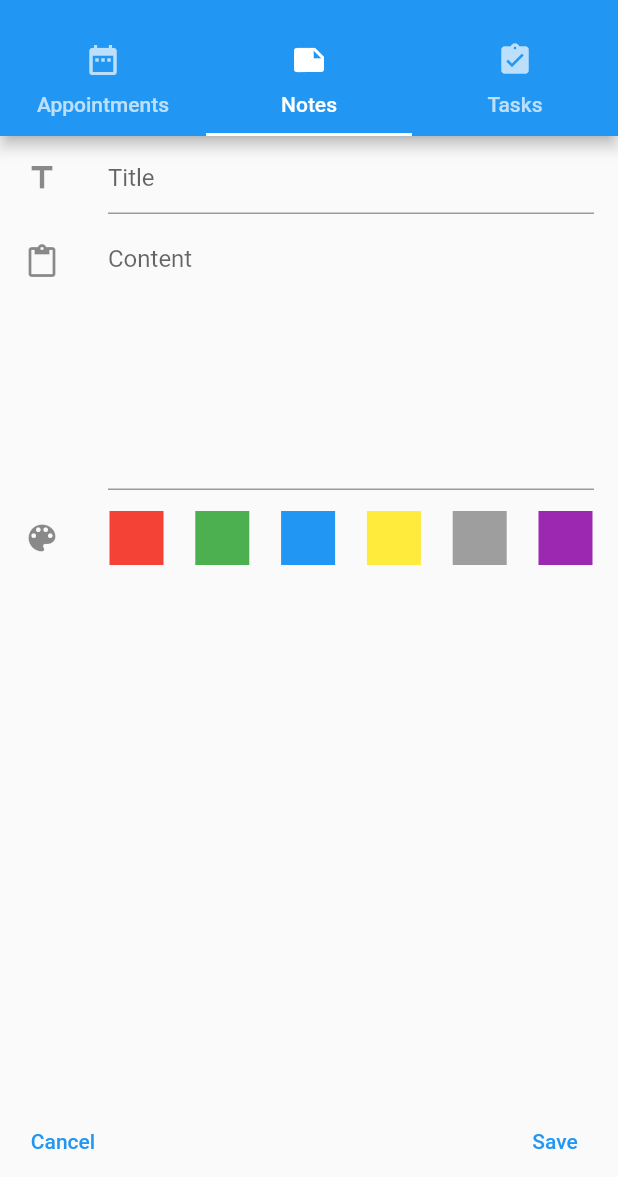
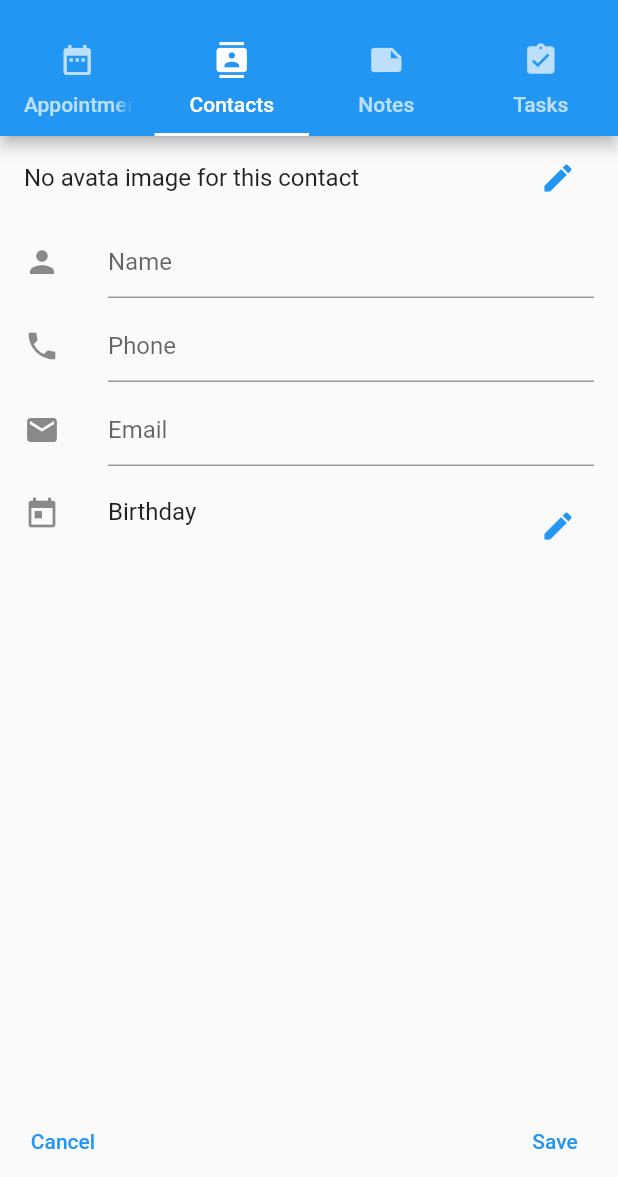
Before and after one commit to EvgeniySeletkov/flutter_book, a Flutter app: the screen it shows after launch, tab 2 chosen, after a tap on the "add" icon, on a phone screen of 412 x 824 dp, the part 59-1236 px from its top. Run offline on Flutter 3.47's test engine with Material 2 defaults, Android fonts, the phone set to English and light mode, and no system bars; our stand-ins replace flutter_calendar_carousel, flutter_slidable, image_picker, sqflite; accounts and stored records are empty.

Commit message:
Added Contacts page.

```diff
--- /dev/null
+++ b/lib/contacts/Contacts.dart
@@ -0,0 +1,28 @@
+import 'package:flutter/material.dart';
+import 'package:scoped_model/scoped_model.dart';
+import 'ContactsDBWorker.dart';
+import 'ContactsEntry.dart';
+import 'ContactsList.dart';
+import 'ContactsModel.dart' show ContactsModel, contactsModel;
+
+class Contacts extends StatelessWidget {
+  Contacts() {
+    contactsModel.loadData("contacts", ContactsDBWorker.db);
+  }
+
+  @override
+  Widget build(BuildContext context) {
+    return ScopedModel<ContactsModel>(
+      model: contactsModel,
+      child: ScopedModelDescendant<ContactsModel>(
+        builder: (BuildContext context, Widget? inChild, ContactsModel inModel) {
+          return IndexedStack(
+            index: inModel.stackIndex,
+            children: [ContactsList(), ContactsEntry()],
+          );
+        },
+      ),
+    );
+  }
+
+}
--- /dev/null
+++ b/lib/contacts/ContactsDBWorker.dart
@@ -0,0 +1,103 @@
+import 'package:sqflite/sqflite.dart';
+import 'package:path/path.dart';
+import 'package:flutter_book/utils.dart' as utils;
+import 'ContactsModel.dart';
+
+class ContactsDBWorker {
+  ContactsDBWorker._();
+  static final ContactsDBWorker db = ContactsDBWorker._();
+
+  Database? _db;
+  Future get database async {
+    if (_db == null) {
+      _db = await init();
+    }
+    return _db;
+  }
+
+  Future<Database> init() async {
+    var path = join(utils.docDir!.path, "contacts.db");
+    var db = await openDatabase(
+        path,
+        version: 1,
+        onOpen: (db) { },
+        onCreate: (Database inDB, int inVersion) async {
+          await inDB.execute(
+              "CREATE TABLE IF NOT EXISTS contacts ("
+                  "id INTEGER PRIMARY KEY,"
+                  "name TEXT,"
+                  "email TEXT,"
+                  "phone TEXT,"
+                  "birthday TEXT"
+                  ")"
+          );
+        }
+    );
+    return db;
+  }
+
+  Contact contactFromMap(Map inMap) {
+    return Contact()
+      ..id = inMap["id"]
+      ..name = inMap["name"]
+      ..phone = inMap["phone"]
+      ..email = inMap["email"]
+      ..birthday = inMap["birthday"];
+  }
+
+  Map<String, dynamic> contactToMap(Contact inContact) {
+    return Map<String, dynamic>()
+      ..["id"] = inContact.id
+      ..["name"] = inContact.name
+      ..["phone"] = inContact.phone
+      ..["email"] = inContact.email
+      ..["birthday"] = inContact.birthday;
+  }
+
+  Future create(Contact inContact) async {
+    Database db = await database;
+    var value = await db.rawQuery(
+        "SELECT MAX(id) + 1 AS id FROM contacts"
+    );
+    int? id = value.first["id"] as int?;
+    if(id == null) {
+      id = 1;
+    }
+
+    return await db.rawInsert(
+        "INSERT INTO contacts (id, name, phone, email, birthday) "
+            "VALUES (?, ?, ?, ?, ?)",
+        [id, inContact.name, inContact.phone, inContact.email, inContact.birthday]
+    );
+  }
+
+  Future<Contact> get(int inID) async {
+    Database db = await database;
+    var rec = await db.query(
+        "contacts", where: "id = ?", whereArgs: [inID]
+    );
+    return contactFromMap(rec.first);
+  }
+
+  Future<List> getAll() async {
+    Database db = await database;
+    var recs = await db.query("contacts");
+    return recs.isNotEmpty
+        ? recs.map((m) => contactFromMap(m)).toList()
+        : [];
+  }
+
+  Future update(Contact inContact) async {
+    Database db = await database;
+    return await db.update("contacts", contactToMap(inContact),
+        where: "id = ?", whereArgs: [inContact.id]
+    );
+  }
+
+  Future delete(int inID) async {
+    Database db = await database;
+    return await db.delete(
+        "contacts", where: "id = ?", whereArgs: [inID]
+    );
+  }
+}
--- /dev/null
+++ b/lib/contacts/ContactsEntry.dart
@@ -0,0 +1,220 @@
+import 'dart:io';
+import 'package:flutter_book/contacts/ContactsDBWorker.dart';
+import 'package:image_picker/image_picker.dart';
+import 'package:path/path.dart';
+import 'package:flutter/material.dart';
+import 'package:scoped_model/scoped_model.dart';
+import 'ContactsModel.dart' show ContactsModel, contactsModel;
+import 'package:flutter_book/utils.dart' as utils;
+
+class ContactsEntry extends StatelessWidget {
+  final TextEditingController _nameEditingController = TextEditingController();
+  final TextEditingController _phoneEditingController = TextEditingController();
+  final TextEditingController _emailEditingController = TextEditingController();
+  final GlobalKey<FormState> _formKey = GlobalKey<FormState>();
+
+  ContactsEntry() {
+    _nameEditingController.addListener(() {
+      contactsModel.entityBeingEdited.name = _nameEditingController.text;
+    });
+    _phoneEditingController.addListener(() {
+      contactsModel.entityBeingEdited.phone = _phoneEditingController.text;
+    });
+    _emailEditingController.addListener(() {
+      contactsModel.entityBeingEdited.email = _emailEditingController.text;
+    });
+  }
+
+  @override
+  Widget build(BuildContext context) {
+    _nameEditingController.text = contactsModel.entityBeingEdited.name ?? "";
+    _phoneEditingController.text = contactsModel.entityBeingEdited.phone ?? "";
+    _emailEditingController.text = contactsModel.entityBeingEdited.email ?? "";
+
+    return ScopedModel(
+      model: contactsModel,
+      child: ScopedModelDescendant<ContactsModel>(
+        builder: (BuildContext context, Widget? child, ContactsModel model) {
+          var avatarFile = File(join(utils.docDir!.path, "avatar"));
+          if (!avatarFile.existsSync()
+            && model.entityBeingEdited != null
+            && model.entityBeingEdited.id != null
+          ) {
+            avatarFile = File(join(utils.docDir!.path, model.entityBeingEdited.id.toString()));
+          }
+          return Scaffold(
+            body: Form(
+              key: _formKey,
+              child: ListView(
+                children: [
+                  ListTile(
+                    title: avatarFile.existsSync()
+                      ? Image.file(avatarFile)
+                      : Text("No avata image for this contact"),
+                    trailing: IconButton(
+                      icon: Icon(Icons.edit),
+                      color: Colors.blue,
+                      onPressed: () {
+                        _selectAvatar(context);
+                      },
+                    ),
+                  ),
+                  ListTile(
+                    leading: Icon(Icons.person),
+                    title: TextFormField(
+                      decoration: InputDecoration(hintText: "Name"),
+                      controller: _nameEditingController,
+                      validator: (String? value) {
+                        if (value?.length == 0) {
+                          return "Please enter a name";
+                        }
+                        return null;
+                      },
+                    ),
+                  ),
+                  ListTile(
+                    leading: Icon(Icons.phone),
+                    title: TextFormField(
+                      keyboardType: TextInputType.phone,
+                      decoration: InputDecoration(hintText: "Phone"),
+                      controller: _phoneEditingController,
+                    ),
+                  ),
+                  ListTile(
+                    leading: Icon(Icons.email),
+                    title: TextFormField(
+                      keyboardType: TextInputType.emailAddress,
+                      decoration: InputDecoration(hintText: "Email"),
+                      controller: _emailEditingController,
+                    ),
+                  ),
+                  ListTile(
+                    leading: Icon(Icons.today),
+                    title: Text("Birthday"),
+                    subtitle: Text(contactsModel.chosenDate == null
+                      ? ""
+                      : contactsModel.chosenDate!),
+                    trailing: IconButton(
+                      icon: Icon(Icons.edit),
+                      color: Colors.blue,
+                      onPressed: () async {
+                        var chosenDate = await utils.selectDate(
+                            context,
+                            contactsModel,
+                            contactsModel.entityBeingEdited.birthday);
+                        if (chosenDate != null) {
+                          contactsModel.entityBeingEdited.birthday = chosenDate;
+                        }
+                      },
+                    ),
+                  ),
+                ],
+              ),
+            ),
+            bottomNavigationBar: Padding(
+              padding: EdgeInsets.symmetric(
+                vertical: 0,
+                horizontal: 10,
+              ),
+              child: Row(
+                children: [
+                  TextButton(
+                    child: Text("Cancel"),
+                    onPressed: () {
+                      var avatarFile = File(join(utils.docDir!.path, "avatar"));
+                      if (avatarFile.existsSync()) {
+                        avatarFile.deleteSync();
+                      }
+                      FocusScope.of(context).requestFocus(FocusNode());
+                      model.setStackIndex(0);
+                    },
+                  ),
+                  Spacer(),
+                  TextButton(
+                    child: Text("Save"),
+                    onPressed: () {
+                      _save(context, model);
+                    },
+                  ),
+                ],
+              ),
+            ),
+          );
+        },
+      ),
+    );
+  }
+
+  Future _save(BuildContext context, ContactsModel model) async {
+    if (!_formKey.currentState!.validate()){
+      return;
+    }
+    int? id;
+    if (model.entityBeingEdited.id == null) {
+      id = await ContactsDBWorker.db.create(contactsModel.entityBeingEdited);
+    }
+    else {
+      id = await ContactsDBWorker.db.update(contactsModel.entityBeingEdited);
+    }
+
+    var avatarFile = File(join(utils.docDir!.path, "avatar"));
+    if (avatarFile.existsSync()) {
+      avatarFile.renameSync(join(utils.docDir!.path, id.toString()));
+    }
+
+    contactsModel.loadData("contacts", ContactsDBWorker.db);
+
+    model.setStackIndex(0);
+    ScaffoldMessenger.of(context).showSnackBar(
+        SnackBar(
+          backgroundColor: Colors.green,
+          duration: Duration(seconds: 2),
+          content: Text("Notes saved"),
+        )
+    );
+  }
+
+  Future _selectAvatar(BuildContext context) {
+    return showDialog(
+      context: context,
+      builder: (BuildContext dialogContext) {
+        return AlertDialog(
+          content: SingleChildScrollView(
+            child: ListBody(
+              children: [
+                GestureDetector(
+                  child: Text("Take a picture"),
+                  onTap: () async {
+                    var cameraImage = await ImagePicker().pickImage(
+                      source: ImageSource.camera,
+                    );
+                    if (cameraImage != null) {
+                      var imageFile = File(cameraImage.path);
+                      imageFile.copySync(join(utils.docDir!.path, "avatar"));
+                      contactsModel.triggerRebuild();
+                    }
+                    Navigator.of(dialogContext).pop();
+                  },
+                ),
+                GestureDetector(
+                  child: Text("Select From Gallery"),
+                  onTap: () async {
+                    var galleryImage = await ImagePicker().pickImage(
+                      source: ImageSource.gallery,
+                    );
+                    if (galleryImage != null) {
+                      var imageFile = File(galleryImage.path);
+                      imageFile.copySync(join(utils.docDir!.path, "avatar"));
+                      contactsModel.triggerRebuild();
+                    }
+                    Navigator.of(dialogContext).pop();
+                  },
+                ),
+              ],
+            ),
+          ),
+        );
+      }
+    );
+  }
+}
--- /dev/null
+++ b/lib/contacts/ContactsList.dart
@@ -0,0 +1,147 @@
+import 'dart:io';
+import 'package:flutter_book/contacts/ContactsDBWorker.dart';
+import 'package:flutter_slidable/flutter_slidable.dart';
+import 'package:intl/intl.dart';
+import 'package:path/path.dart';
+import 'package:flutter/material.dart';
+import 'package:scoped_model/scoped_model.dart';
+import 'ContactsModel.dart' show Contact, ContactsModel, contactsModel;
+import 'package:flutter_book/utils.dart' as utils;
+
+class ContactsList extends StatelessWidget {
+  @override
+  Widget build(BuildContext context) {
+    return ScopedModel(
+      model: contactsModel,
+      child: ScopedModelDescendant<ContactsModel>(
+        builder: (BuildContext context, Widget? inChild, ContactsModel model) {
+          return Scaffold(
+            floatingActionButton: FloatingActionButton(
+              child: Icon(
+                Icons.add,
+                color: Colors.white,
+              ),
+              onPressed: () async {
+                var avatarFile = File(join(utils.docDir!.path, "avatar"));
+                if (avatarFile.existsSync()) {
+                  avatarFile.deleteSync();
+                }
+                contactsModel.entityBeingEdited = Contact();
+                contactsModel.setChosenDate(null);
+                contactsModel.setStackIndex(1);
+              },
+            ),
+            body: ListView.builder(
+              itemCount: contactsModel.entityList.length,
+              itemBuilder: (BuildContext context, int index) {
+                Contact contact = contactsModel.entityList[index];
+                var avatarFile = File(join(utils.docDir!.path, contact.id.toString()));
+                bool avataFileExists = avatarFile.existsSync();
+                return Column(
+                  children: [
+                    Slidable(
+                      endActionPane: ActionPane(
+                        motion: DrawerMotion(),
+                        extentRatio: 0.25,
+                        children: [
+                          SlidableAction(
+                            label: "Delete",
+                            backgroundColor: Colors.red,
+                            icon: Icons.delete,
+                            onPressed: (BuildContext context) {
+                              _deleteContact(context, contact);
+                            },
+                          ),
+                        ],
+                      ),
+                      child: ListTile(
+                        leading: CircleAvatar(
+                          backgroundColor: Colors.indigoAccent,
+                          foregroundColor: Colors.white,
+                          backgroundImage: avataFileExists
+                            ? FileImage(avatarFile)
+                            : null,
+                          child: avataFileExists
+                            ? null
+                            : Text(contact.name!.substring(0, 1).toUpperCase()),
+                        ),
+                        title: Text("${contact.name}"),
+                        subtitle: contact.phone == null
+                          ? null
+                          : Text("${contact.phone}"),
+                        onTap: () async {
+                          var avatarFile = File(join(utils.docDir!.path, "avatar"));
+                          if (avatarFile.existsSync()) {
+                            avatarFile.deleteSync();
+                          }
+                          contactsModel.entityBeingEdited = await ContactsDBWorker.db.get(contact.id!);
+                          if (contactsModel.entityBeingEdited.birthday == null) {
+                            contactsModel.setChosenDate(null);
+                          }
+                          else {
+                            List dateParts = contactsModel.entityBeingEdited.birthday.split(",");
+                            var birthday = DateTime(
+                              int.parse(dateParts[0]),
+                              int.parse(dateParts[1]),
+                              int.parse(dateParts[2]));
+                            contactsModel.setChosenDate(
+                              DateFormat.yMMMMd("en_US").format(birthday.toLocal())
+                            );
+                          }
+                          contactsModel.setStackIndex(1);
+                        },
+                      ),
+                    ),
+                    Divider(),
+                  ],
+                );
+              },
+            ),
+          );
+        },
+      ),
+    );
+  }
+
+  Future _deleteContact(BuildContext context, Contact contact) async {
+    return showDialog(
+      context: context,
+      barrierDismissible: false,
+      builder: (BuildContext alertContext) {
+        return AlertDialog(
+          title: Text("Delete Contact"),
+          content: Text(
+            "Are you sure you want to delete ${contact.name}?"
+          ),
+          actions: [
+            TextButton(
+              child: Text("Cancel"),
+              onPressed: () {
+                Navigator.of(alertContext).pop(false);
+              },
+            ),
+            TextButton(
+              child: Text("Delete"),
+              onPressed: () async {
+                var avatarFile = File(join(utils.docDir!.path, contact.id.toString()));
+                if (avatarFile.existsSync()) {
+                  avatarFile.deleteSync();
+                }
+                await ContactsDBWorker.db.delete(contact.id!);
+                Navigator.of(alertContext).pop();
+                ScaffoldMessenger.of(alertContext).showSnackBar(
+                    SnackBar(
+                      backgroundColor: Colors.red,
+                      duration: Duration(seconds: 2),
+                      content: Text("Contact deleted"),
+                    )
+                );
+                contactsModel.loadData("contacts", ContactsDBWorker.db);
+              },
+            ),
+          ],
+        );
+      }
+    );
+  }
+}
--- /dev/null
+++ b/lib/contacts/ContactsModel.dart
@@ -0,0 +1,24 @@
+import '../BaseModel.dart';
+
+class Contact {
+  int? id;
+  String? name;
+  String? phone;
+  String? email;
+  String? birthday;
+
+  @override
+  String toString() {
+    return "{ id = $id, name = $name,"
+        "phone = $phone, email = $email, "
+        "birthday = $birthday}";
+  }
+}
+
+class ContactsModel extends BaseModel {
+  void triggerRebuild() {
+    notifyListeners();
+  }
+}
+
+var contactsModel = ContactsModel();
--- a/lib/main.dart
+++ b/lib/main.dart
@@ -2,6 +2,7 @@ import 'dart:io';
 
 import 'package:flutter/material.dart';
 import 'package:flutter_book/appointments/Appointments.dart';
+import 'package:flutter_book/contacts/Contacts.dart';
 import 'package:flutter_book/notes/Notes.dart';
 import 'package:flutter_book/tasks/Tasks.dart';
 import 'package:path_provider/path_provider.dart';
@@ -22,7 +23,7 @@ class FlutterBook extends StatelessWidget {
   Widget build(BuildContext context) {
     return MaterialApp(
       home: DefaultTabController(
-        length: 3,
+        length: 4,
         child: GestureDetector(
           onTap: () {
             FocusScope.of(context).requestFocus(FocusNode());
@@ -38,10 +39,10 @@ class FlutterBook extends StatelessWidget {
                     icon: Icon(Icons.date_range),
                     text: "Appointments",
                   ),
-                  // Tab(
-                  //   icon: Icon(Icons.contacts),
-                  //   text: "Contacts",
-                  // ),
+                  Tab(
+                    icon: Icon(Icons.contacts),
+                    text: "Contacts",
+                  ),
                   Tab(
                     icon: Icon(Icons.note),
                     text: "Notes",
@@ -57,6 +58,7 @@ class FlutterBook extends StatelessWidget {
             body: TabBarView(
               children: [
                 Appointments(),
+                Contacts(),
                 Notes(),
                 Tasks(),
               ],
```
